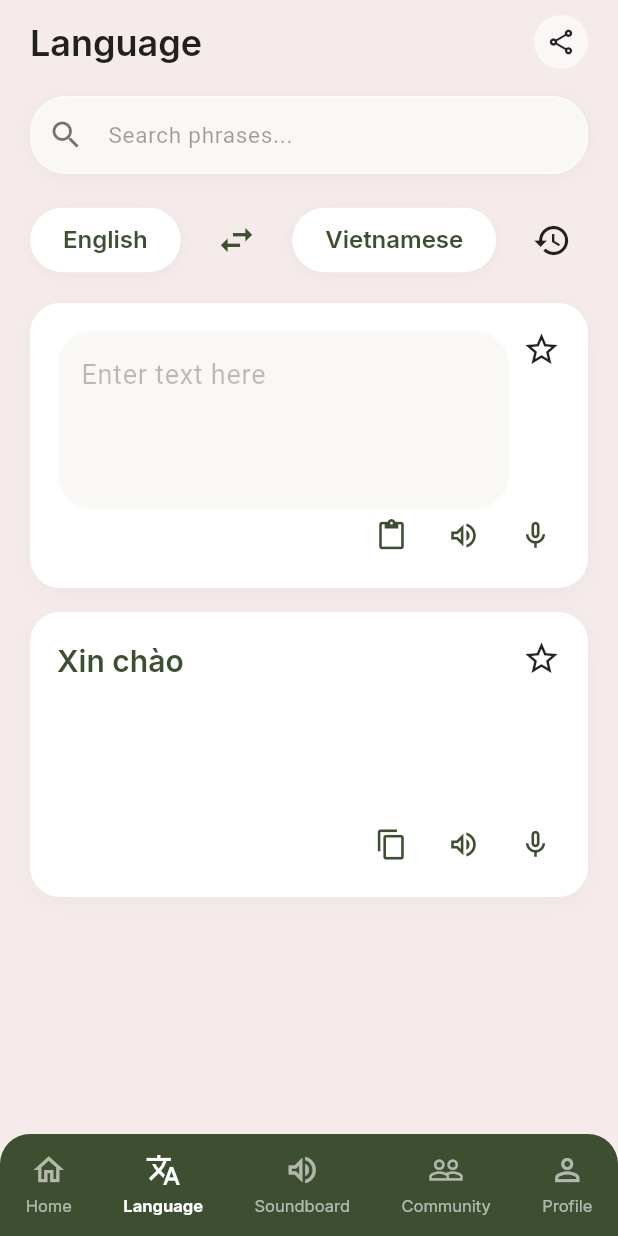
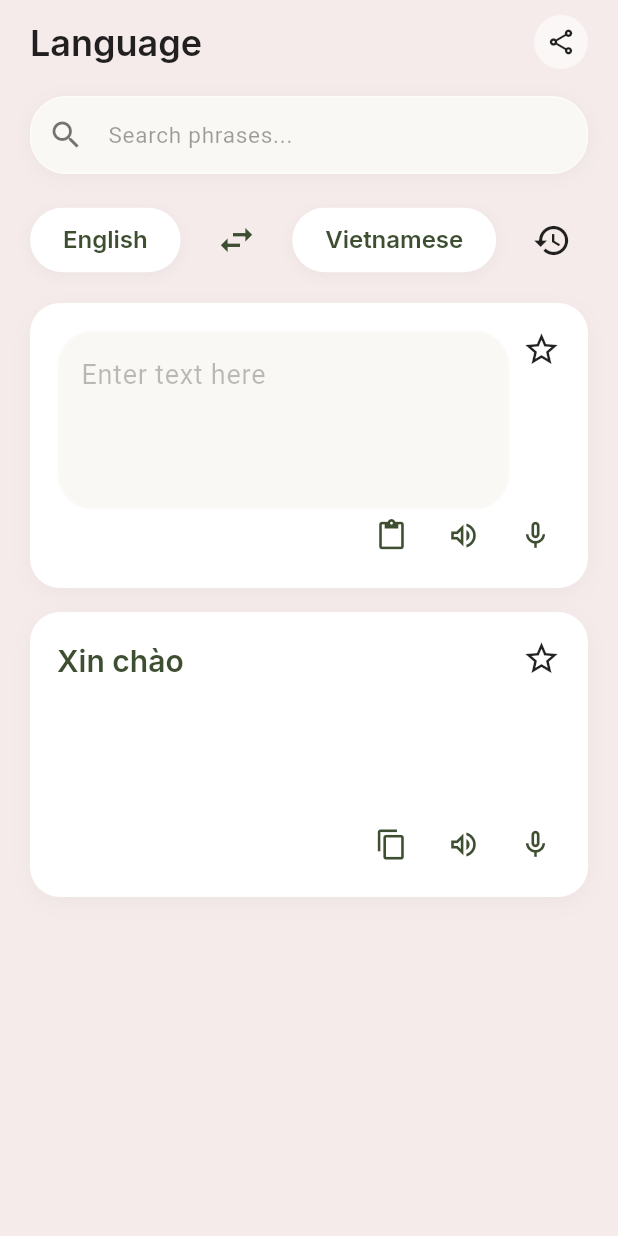
Before and after one commit to thanhnguyenho/NPC-Program-_-Fluentish, a Flutter app: the LanguageTranslatorScreen screen opened directly, on a phone screen of 412 x 824 dp. Run offline on Flutter 3.47's test engine with Material 3 defaults, Android fonts, the phone set to English and light mode, and no system bars; our stand-ins replace google_fonts.

Commit message:
fix: connect LanguagePage to HomePage nav and remove duplicate bottom nav bar

```diff
--- a/lib/src/features/home/home_page.dart
+++ b/lib/src/features/home/home_page.dart
@@ -1,7 +1,7 @@
 import 'package:flutter/material.dart';
 import 'package:fluentish/src/shared/widgets/app_bottom_nav.dart';
 import 'package:fluentish/src/shared/widgets/app_card.dart';
-// import 'package:fluentish/src/features/language/language_page.dart';
+import 'package:fluentish/src/features/language/language_page.dart';
 // import 'package:fluentish/src/features/soundboard/soundboard_page.dart';
 // import 'package:fluentish/src/features/community/community_page.dart';
 // import 'package:fluentish/src/features/profile/profile_page.dart';
@@ -21,7 +21,7 @@ class _HomePageState extends State<HomePage> {
 
   final _pages = const [
     HomeScreen(),
-    //LanguagePage(),
+    LanguagePage(),
     //SoundboardPage(),
     //CommunityPage(),
     //ProfilePage(),
--- a/lib/src/features/language/language_page.dart
+++ b/lib/src/features/language/language_page.dart
@@ -636,27 +636,7 @@ class _LanguageTranslatorScreenState extends State<LanguageTranslatorScreen> {
               ),
             ),
 
-            // 5. Bottom Navigation Bar (Matching Figma exactly)
-            Container(
-              padding: const EdgeInsets.symmetric(vertical: 12),
-              decoration: const BoxDecoration(
-                color: Color(0xFF3E4E31),
-                borderRadius: BorderRadius.only(
-                  topLeft: Radius.circular(20),
-                  topRight: Radius.circular(20),
-                ),
-              ),
-              child: Row(
-                mainAxisAlignment: MainAxisAlignment.spaceAround,
-                children: [
-                  _buildNavItem(Icons.home_outlined, 'Home', false),
-                  _buildNavItem(Icons.translate, 'Language', true),
-                  _buildNavItem(Icons.volume_up_outlined, 'Soundboard', false),
-                  _buildNavItem(Icons.people_outline, 'Community', false),
-                  _buildNavItem(Icons.person_outline, 'Profile', false),
-                ],
-              ),
-            ),
+
           ],
         ),
       ),
@@ -707,25 +687,5 @@ class _LanguageTranslatorScreenState extends State<LanguageTranslatorScreen> {
     );
   }
 
-  Widget _buildNavItem(IconData icon, String label, bool isSelected) {
-    return Column(
-      mainAxisSize: MainAxisSize.min,
-      children: [
-        Icon(
-          icon,
-          color: isSelected ? Colors.white : Colors.white60,
-          size: 24,
-        ),
-        const SizedBox(height: 4),
-        Text(
-          label,
-          style: TextStyle(
-            color: isSelected ? Colors.white : Colors.white60,
-            fontSize: 11,
-            fontWeight: isSelected ? FontWeight.bold : FontWeight.normal,
-          ),
-        ),
-      ],
-    );
-  }
+
 }
```
